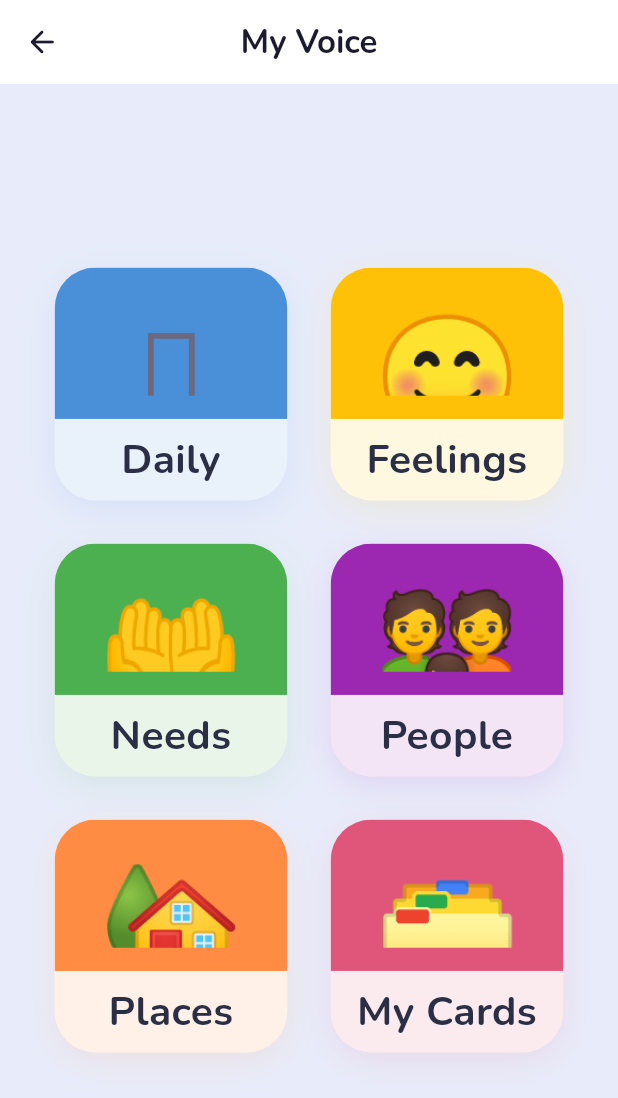
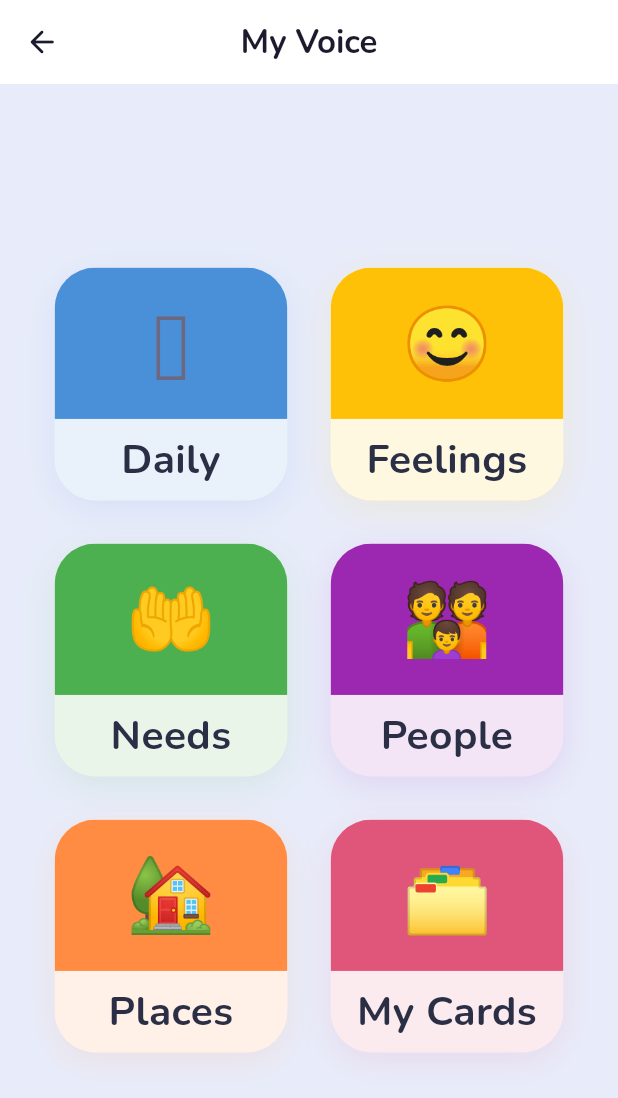
Before and after one commit to Shoxjahon001/flexikeys, a Flutter app: the AacHomeScreen screen opened by its route, on a phone screen of 412 x 824 dp. Shown: the top 1098 px of the screen. Run offline on Flutter 3.47's test engine with Material 3 defaults, Android fonts, the phone set to English and light mode, and no system bars; our stand-ins replace audioplayers, drift, fl_chart, flutter_riverpod, flutter_secure_storage, go_router and 4 more; missing offline and left inert: record; accounts and stored records are empty; generated files the repository leaves out were written again; statements that could not run were skipped.

Commit message:
AAC Home category tiles: fix glyph clipping, cards -10px (170/185/200 -> 160/175/190)
AacCategoryTile had the same missing guard AacCard did before its
FittedBox fix — an emoji glyph's own fontSize could exceed the icon
area and get cut off by the tile's clipBehavior: Clip.antiAlias. Same
fix applied here.

Co-Authored-By: Claude Sonnet 5 <noreply@anthropic.com>

```diff
--- a/lib/design_system/aac/aac_category_tile.dart
+++ b/lib/design_system/aac/aac_category_tile.dart
@@ -119,7 +119,14 @@ class _AacCategoryTileState extends State<AacCategoryTile>
                     width: double.infinity,
                     color: accent,
                     padding: const EdgeInsets.all(FkSpacing.sm),
-                    child: Center(child: widget.glyph),
+                    // Same fix as AacCard: without this, the glyph's own
+                    // intrinsic size (an emoji Text's fontSize) can exceed
+                    // the space actually available and get cut off by this
+                    // tile's clipBehavior: Clip.antiAlias.
+                    child: Center(
+                      child:
+                          FittedBox(fit: BoxFit.contain, child: widget.glyph),
+                    ),
                   ),
                 ),
                 Expanded(
--- a/lib/features/aac/data/aac_settings_store.dart
+++ b/lib/features/aac/data/aac_settings_store.dart
@@ -18,9 +18,9 @@ enum AacCardSizeSetting { l, xl, xxl }
 
 extension AacCardSizeSettingPixels on AacCardSizeSetting {
   double get pixels => switch (this) {
-        AacCardSizeSetting.l => 170,
-        AacCardSizeSetting.xl => 185,
-        AacCardSizeSetting.xxl => 200,
+        AacCardSizeSetting.l => 160,
+        AacCardSizeSetting.xl => 175,
+        AacCardSizeSetting.xxl => 190,
       };
 }
 
```
